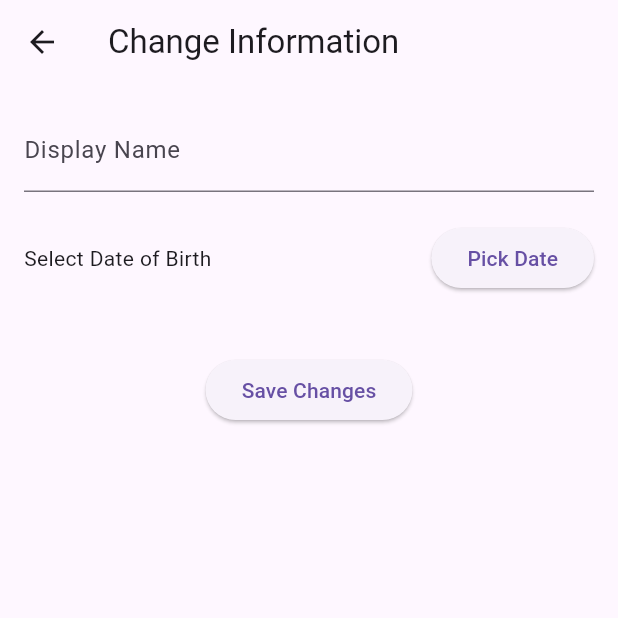
After one commit to YarC7/Note_Flutter, a Flutter app: the ChangeInformationScreen screen opened directly, on a phone screen of 412 x 824 dp, the top half of it. The commit adds this screen. Run offline on Flutter 3.47's test engine with Material 3 defaults, Android fonts, the phone set to English and light mode, and no system bars; our stand-ins replace cloud_firestore, file_picker, firebase_auth, firebase_core, firebase_storage, flutter_colorpicker and 10 more; missing offline and left inert: audio_session, flutter_quill, image_editor_plus, social_media_recorder, uri_to_file; accounts and stored records are empty.

Commit message:
Another commit : change information features

```diff
--- /dev/null
+++ b/lib/screens/change_information.dart
@@ -0,0 +1,132 @@
+import 'package:flutter/material.dart';
+import 'package:firebase_auth/firebase_auth.dart';
+import 'package:cloud_firestore/cloud_firestore.dart';
+import 'package:intl/intl.dart';
+
+class ChangeInformationScreen extends StatefulWidget {
+  @override
+  _ChangeInformationScreenState createState() => _ChangeInformationScreenState();
+}
+
+class _ChangeInformationScreenState extends State<ChangeInformationScreen> {
+  final _auth = FirebaseAuth.instance;
+  final _firestore = FirebaseFirestore.instance;
+
+  String? _displayName;
+  DateTime? _selectedDate;
+  String? _imageUrl;
+
+  TextEditingController displayNameController = TextEditingController();
+
+  @override
+  void initState() {
+    super.initState();
+
+    User? user = _auth.currentUser;
+    _displayName = user?.displayName;
+    displayNameController.text = _displayName ?? '';
+
+    // TODO: Lấy ngày sinh và hình đại diện từ Firestore
+    // _selectedDate = ...;
+    // _imageUrl = ...;
+  }
+
+  Future<void> _selectDate(BuildContext context) async {
+    DateTime? pickedDate = await showDatePicker(
+      context: context,
+      initialDate: _selectedDate ?? DateTime.now(),
+      firstDate: DateTime(1900),
+      lastDate: DateTime.now(),
+    );
+
+    if (pickedDate != null && pickedDate != _selectedDate) {
+      setState(() {
+        _selectedDate = pickedDate;
+      });
+    }
+  }
+
+  @override
+  Widget build(BuildContext context) {
+    return Scaffold(
+      appBar: AppBar(
+        title: Text('Change Information'),
+      ),
+      body: Padding(
+        padding: const EdgeInsets.all(16.0),
+        child: Column(
+          crossAxisAlignment: CrossAxisAlignment.center,
+          children: [
+            TextField(
+              controller: displayNameController,
+              decoration: InputDecoration(labelText: 'Display Name'),
+            ),
+            SizedBox(height: 20),
+            Row(
+              mainAxisAlignment: MainAxisAlignment.spaceBetween,
+              children: [
+                Text(
+                  _selectedDate != null
+                      ? 'Selected Date: ${DateFormat('dd/MM/yyyy').format(_selectedDate!)}'
+                      : 'Select Date of Birth',
+                ),
+                ElevatedButton(
+                  onPressed: () => _selectDate(context),
+                  child: Text('Pick Date'),
+                ),
+              ],
+            ),
+            SizedBox(height: 20),
+            // TODO: Thêm phần để tải hình đại diện và hiển thị ảnh
+            // Example:
+            // _imageUrl != null ? Image.network(_imageUrl!) : Container(),
+            // ElevatedButton(
+            //   onPressed: () => _pickImage(),
+            //   child: Text('Pick Image'),
+            // ),
+            SizedBox(height: 20),
+            ElevatedButton(
+              onPressed: () {
+                _saveChanges();
+              },
+              child: Text('Save Changes'),
+            ),
+          ],
+        ),
+      ),
+    );
+  }
+
+  // TODO: Thêm phương thức để tải hình đại diện
+  // void _pickImage() async {
+  //   // TODO: Implement the image picking logic
+  // }
+
+  Future<void> _saveChanges() async {
+    try {
+      // TODO: Lưu các thay đổi vào Firestore và FirebaseAuth
+      User? user = _auth.currentUser;
+
+      // Update display name
+      await user?.updateDisplayName(displayNameController.text);
+
+      // Update date of birth and profile picture in Firestore
+      // _firestore.collection('users').doc(user?.uid).set({
+      //   'displayName': displayNameController.text,
+      //   'dateOfBirth': _selectedDate,
+      //   'profilePicture': _imageUrl,
+      // });
+
+      ScaffoldMessenger.of(context).showSnackBar(SnackBar(
+        content: Text('Changes saved successfully!'),
+      ));
+
+      // Đóng trang ChangeInformationScreen và quay lại trang ProfileScreen
+      Navigator.pop(context);
+    } catch (e) {
+      ScaffoldMessenger.of(context).showSnackBar(SnackBar(
+        content: Text('Failed to save changes.'),
+      ));
+    }
+  }
+}
--- a/pubspec.yaml
+++ b/pubspec.yaml
@@ -44,6 +44,10 @@ dependencies:
   flutter_local_notifications: ^13.0.0
   flutter_datetime_picker_plus: ^2.1.0
   aligned_dialog: ^0.0.7
+  http: ^1.1.0
+  uri_to_file: ^1.0.0
+
+
 
 
 
```
Also changed, not shown: lib/screens/change_password.dart (added, +84 -0 lines), lib/screens/edit.dart (+68 -3 lines), lib/screens/profile.dart (+19 -5 lines), pubspec.lock.
